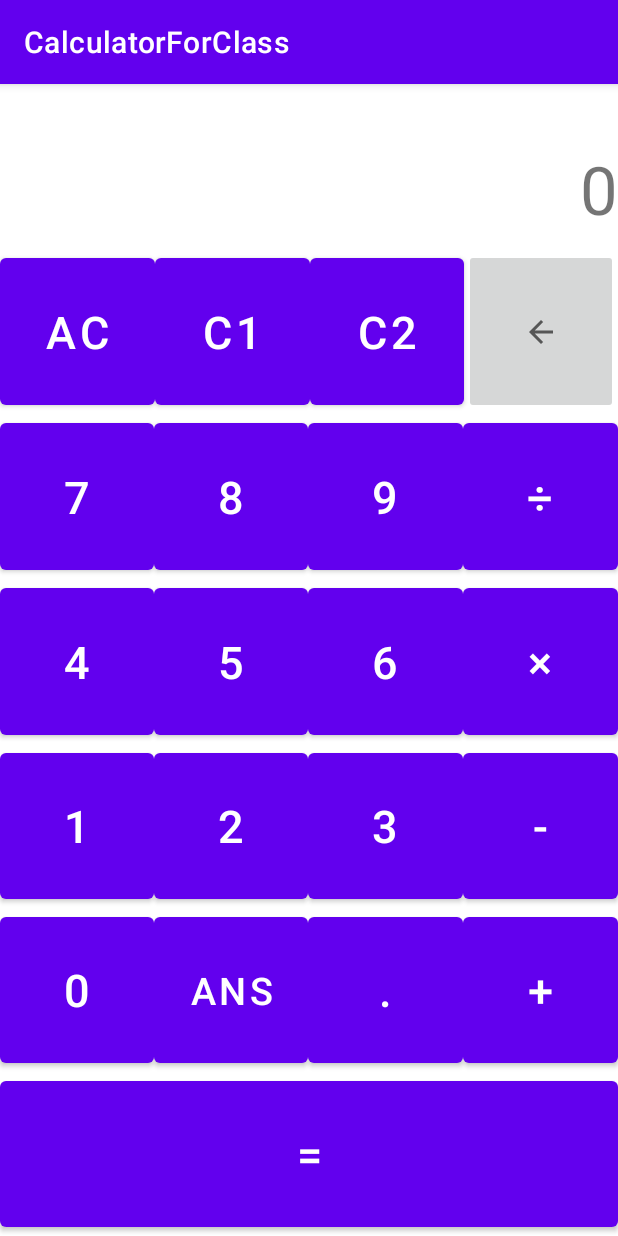
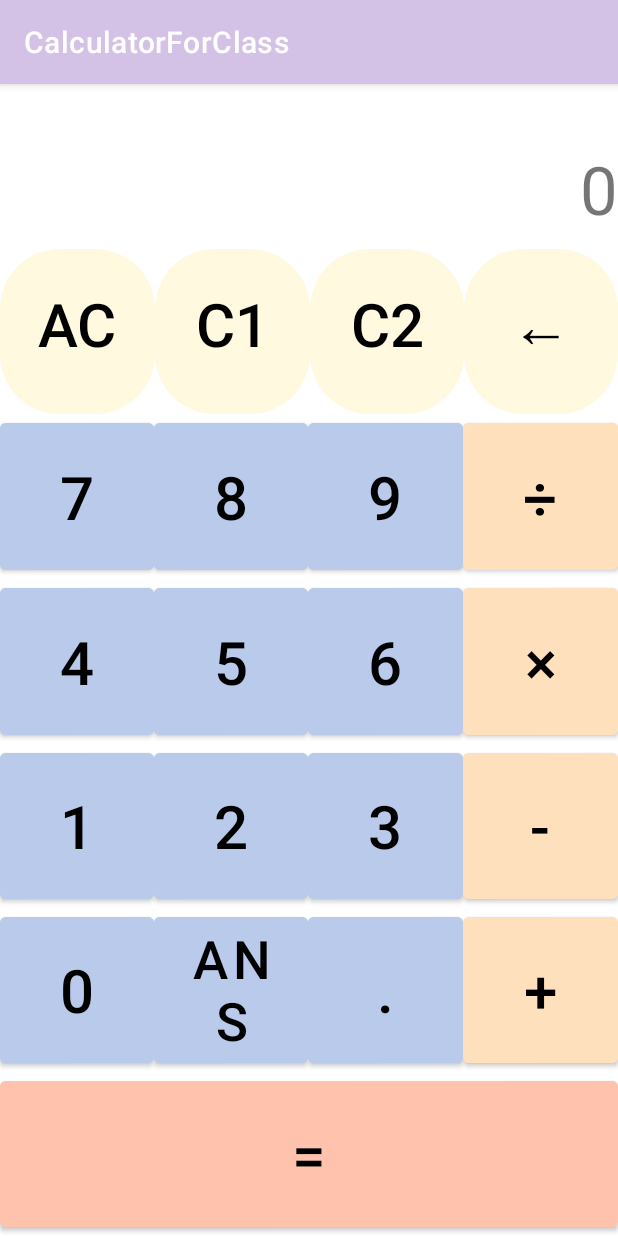
Before and after one commit to OoHhu/Calculator_32, an Android app: the screen it shows after launch (MainActivity), on a phone screen of 412 x 824 dp. Run offline under Robolectric (Android 15) with nearby library versions, the phone set to English and light mode, and no system bars.

Commit message:
add if_dttoAnd0lengt and Button_shape

```diff
--- a/app/src/main/java/com/example/calculatorforclass/MainActivity.java
+++ b/app/src/main/java/com/example/calculatorforclass/MainActivity.java
@@ -105,7 +105,12 @@ public class MainActivity extends AppCompatActivity {
             nowEditReset();
         }
 
+        //nowEditが空の時にドットが押された時
+        if(id==R.id.bt_dtto && nowEdit.length()==0){
+        nowEdit.append(0).append(clickNum);
+        }else{
         nowEdit.append(clickNum);
+        }
         ansText.setText(nowEdit);
     }//end of Number_onClick(View v)
 
--- /dev/null
+++ b/app/src/main/res/drawable/button_shape.xml
@@ -0,0 +1,7 @@
+<?xml version="1.0" encoding="utf-8"?>
+<shape xmlns:android="http://schemas.android.com/apk/res/android">
+    <corners android:radius="40dp"/>
+    <padding android:bottom="10dp"
+        android:right="10dp"
+        android:left="10dp"/>
+</shape>
--- a/app/src/main/res/layout/activity_main.xml
+++ b/app/src/main/res/layout/activity_main.xml
@@ -50,39 +50,61 @@
             android:layout_weight="1"
            android:weightSum="4">
 
-            <Button
+            <androidx.appcompat.widget.AppCompatButton
                 android:id="@+id/ac"
                 android:layout_width="match_parent"
                 android:layout_height="match_parent"
                 android:layout_weight="1"
                 android:text="AC"
-                android:textSize="30sp"
-                android:onClick="AllClear_onClick"/>
-            <Button
+                android:textColor="@color/black"
+                android:backgroundTint="@color/set1_silk"
+                android:autoSizeMaxTextSize="40sp"
+                android:autoSizeMinTextSize="12sp"
+                android:autoSizeTextType="uniform"
+                android:background="@drawable/button_shape"
+                android:onClick="AllClear_onClick"
+                />
+            <androidx.appcompat.widget.AppCompatButton
                 android:id="@+id/bt_cl"
                 android:layout_width="match_parent"
                 android:layout_height="match_parent"
                 android:layout_weight="1"
                 android:text="C1"
-                android:textSize="30dp"
+               android:textColor="@color/black"
+                android:backgroundTint="@color/set1_silk"
+                android:autoSizeMaxTextSize="40sp"
+                android:autoSizeMinTextSize="12sp"
+                android:autoSizeTextType="uniform"
+                android:background="@drawable/button_shape"
                 android:onClick="Clear1_onClick"/>
-            <Button
+            <androidx.appcompat.widget.AppCompatButton
                 android:id="@+id/bt_c2"
                 android:layout_width="match_parent"
                 android:layout_height="match_parent"
                 android:layout_weight="1"
                 android:text="C2"
-                android:textSize="30dp"
+                android:textColor="@color/black"
+                android:backgroundTint="@color/set1_silk"
+                android:autoSizeMaxTextSize="40sp"
+                android:autoSizeMinTextSize="12sp"
+                android:autoSizeTextType="uniform"
+                android:background="@drawable/button_shape"
                 android:onClick="Clear2_onClick"/>
 
-            <ImageButton
+            <androidx.appcompat.widget.AppCompatButton
                 android:id="@+id/bt_del1"
                 android:layout_width="match_parent"
                 android:layout_height="match_parent"
                 android:layout_weight="1"
-                android:onClick="Del1_onClick"
-                android:src="@drawable/ic_del_back_24"
-                android:textSize="50dp" />
+                android:text="←"
+                android:textColor="@color/black"
+                android:backgroundTint="@color/set1_silk"
+                android:autoSizeMaxTextSize="40sp"
+                android:autoSizeMinTextSize="12sp"
+                android:autoSizeTextType="uniform"
+                android:background="@drawable/button_shape"
+                android:onClick="Del1_onClick"/>
+
 
         </LinearLayout>
         <LinearLayout
@@ -98,7 +120,11 @@
                 android:layout_height="match_parent"
                 android:layout_weight="4"
                 android:text="7"
-                android:textSize="30dp"
+                android:textColor="@color/black"
+                android:backgroundTint="@color/set1_Blue"
+                android:autoSizeMaxTextSize="40sp"
+                android:autoSizeMinTextSize="12sp"
+                android:autoSizeTextType="uniform"
                 android:onClick="Number_onClick"/>
             <Button
                 android:id="@+id/bt8"
@@ -106,7 +132,11 @@
                 android:layout_height="match_parent"
                 android:layout_weight="4"
                 android:text="8"
-                android:textSize="30dp"
+                android:textColor="@color/black"
+                android:backgroundTint="@color/set1_Blue"
+                android:autoSizeMaxTextSize="40sp"
+                android:autoSizeMinTextSize="12sp"
+                android:autoSizeTextType="uniform"
                 android:onClick="Number_onClick"/>
             <Button
                 android:id="@+id/bt9"
@@ -114,7 +144,11 @@
                 android:layout_height="match_parent"
                 android:layout_weight="4"
                 android:text="9"
-                android:textSize="30dp"
+                android:textColor="@color/black"
+                android:backgroundTint="@color/set1_Blue"
+                android:autoSizeMaxTextSize="40sp"
+                android:autoSizeMinTextSize="12sp"
+                android:autoSizeTextType="uniform"
                 android:onClick="Number_onClick"/>
 
             <Button
@@ -124,7 +158,11 @@
                 android:layout_weight="4"
                 android:onClick="Symbol_onClick"
                 android:text="÷"
-                android:textSize="30dp" />
+                android:textColor="@color/black"
+                android:backgroundTint="@color/set1_Orange"
+                android:autoSizeMaxTextSize="40sp"
+                android:autoSizeMinTextSize="12sp"
+                android:autoSizeTextType="uniform"/>
 
         </LinearLayout>
         <LinearLayout
@@ -140,7 +178,11 @@
                 android:layout_height="match_parent"
                 android:layout_weight="4"
                 android:text="4"
-                android:textSize="30dp"
+               android:textColor="@color/black"
+                android:backgroundTint="@color/set1_Blue"
+                android:autoSizeMaxTextSize="40sp"
+                android:autoSizeMinTextSize="12sp"
+                android:autoSizeTextType="uniform"
                 android:onClick="Number_onClick"/>
             <Button
                 android:id="@+id/bt5"
@@ -148,7 +190,11 @@
                 android:layout_height="match_parent"
                 android:layout_weight="4"
                 android:text="5"
-                android:textSize="30dp"
+                android:textColor="@color/black"
+                android:backgroundTint="@color/set1_Blue"
+                android:autoSizeMaxTextSize="40sp"
+                android:autoSizeMinTextSize="12sp"
+                android:autoSizeTextType="uniform"
                 android:onClick="Number_onClick"/>
             <Button
                 android:id="@+id/bt6"
@@ -156,7 +202,11 @@
                 android:layout_height="match_parent"
                 android:layout_weight="4"
                 android:text="6"
-                android:textSize="30dp"
+                 android:textColor="@color/black"
+                android:backgroundTint="@color/set1_Blue"
+                android:autoSizeMaxTextSize="40sp"
+                android:autoSizeMinTextSize="12sp"
+                android:autoSizeTextType="uniform"
                 android:onClick="Number_onClick"/>
             <Button
                 android:id="@+id/bt_times"
@@ -164,7 +214,11 @@
                 android:layout_height="match_parent"
                 android:layout_weight="4"
                 android:text="×"
-                android:textSize="30dp"
+                android:textColor="@color/black"
+                android:backgroundTint="@color/set1_Orange"
+                android:autoSizeMaxTextSize="40sp"
+                android:autoSizeMinTextSize="12sp"
+                android:autoSizeTextType="uniform"
                 android:onClick="Symbol_onClick"
                 />
         </LinearLayout>
@@ -181,7 +235,11 @@
                 android:layout_height="match_parent"
                 android:layout_weight="4"
                 android:text="1"
-                android:textSize="30dp"
+                android:textColor="@color/black"
+                android:backgroundTint="@color/set1_Blue"
+                android:autoSizeMaxTextSize="40sp"
+                android:autoSizeMinTextSize="12sp"
+                android:autoSizeTextType="uniform"
                 android:onClick="Number_onClick"/>
             <Button
                 android:id="@+id/bt2"
@@ -189,7 +247,11 @@
                 android:layout_height="match_parent"
                 android:layout_weight="4"
                 android:text="2"
-                android:textSize="30dp"
+               android:textColor="@color/black"
+                android:backgroundTint="@color/set1_Blue"
+                android:autoSizeMaxTextSize="40sp"
+                android:autoSizeMinTextSize="12sp"
+                android:autoSizeTextType="uniform"
                 android:onClick="Number_onClick"/>
             <Button
                 android:id="@+id/bt3"
@@ -197,7 +259,11 @@
                 android:layout_height="match_parent"
                 android:layout_weight="4"
                 android:text="3"
-                android:textSize="30dp"
+                android:textColor="@color/black"
+                android:backgroundTint="@color/set1_Blue"
+                android:autoSizeMaxTextSize="40sp"
+                android:autoSizeMinTextSize="12sp"
+                android:autoSizeTextType="uniform"
                 android:onClick="Number_onClick"/>
             <Button
                 android:id="@+id/bt_minus"
@@ -205,7 +271,11 @@
                 android:layout_height="match_parent"
                 android:layout_weight="4"
                 android:text="-"
-                android:textSize="30dp"
+                android:textColor="@color/black"
+                android:backgroundTint="@color/set1_Orange"
+                android:autoSizeMaxTextSize="40sp"
+                android:autoSizeMinTextSize="12sp"
+                android:autoSizeTextType="uniform"
                 android:onClick="Symbol_onClick"/>
 
         </LinearLayout>
@@ -222,15 +292,24 @@
                 android:layout_height="match_parent"
                 android:layout_weight="1"
                 android:text="0"
-                android:textSize="30sp"
-                android:onClick="Number_onClick"/>
+                android:textColor="@color/black"
+                android:autoSizeMaxTextSize="40sp"
+                android:autoSizeMinTextSize="12sp"
+                android:autoSizeTextType="uniform"
+                android:onClick="Number_onClick"
+                android:backgroundTint="@color/set1_Blue"
+                />
             <Button
                 android:id="@+id/_ans"
                 android:layout_width="wrap_content"
                 android:layout_height="match_parent"
                 android:layout_weight="1"
                 android:text="ans"
-                android:textSize="25sp"
+                android:textColor="@color/black"
+                android:backgroundTint="@color/set1_Blue"
+                android:autoSizeMaxTextSize="40sp"
+                android:autoSizeMinTextSize="12sp"
+                android:autoSizeTextType="uniform"
                 android:onClick="Ans_onClick"/>
             <Button
                 android:id="@+id/bt_dtto"
@@ -238,7 +317,11 @@
                 android:layout_height="match_parent"
                 android:layout_weight="1"
                 android:text="."
-                android:textSize="30sp"
+                android:textColor="@color/black"
+                android:backgroundTint="@color/set1_Blue"
+                android:autoSizeMaxTextSize="40sp"
+                android:autoSizeMinTextSize="12sp"
+                android:autoSizeTextType="uniform"
                 android:onClick="Number_onClick"/>
             <Button
                 android:id="@+id/bt_add"
@@ -246,7 +329,11 @@
                 android:layout_height="match_parent"
                 android:layout_weight="1"
                 android:text="+"
-                android:textSize="30sp"
+                android:textColor="@color/black"
+                android:backgroundTint="@color/set1_Orange"
+                android:autoSizeMaxTextSize="40sp"
+                android:autoSizeMinTextSize="12sp"
+                android:autoSizeTextType="uniform"
                 android:onClick="Symbol_onClick"/>
         </LinearLayout>
         <LinearLayout
@@ -261,7 +348,11 @@
                 android:layout_width="match_parent"
                 android:layout_height="match_parent"
                 android:text="="
-                android:textSize="30dp"
+                android:textColor="@color/black"
+                android:backgroundTint="@color/set1_Red"
+                android:autoSizeMaxTextSize="40sp"
+                android:autoSizeMinTextSize="12sp"
+                android:autoSizeTextType="uniform"
                 android:onClick="equal_onClick"/>
         </LinearLayout>
     </LinearLayout>
--- a/app/src/main/res/values-night/themes.xml
+++ b/app/src/main/res/values-night/themes.xml
@@ -2,8 +2,8 @@
     <!-- Base application theme. -->
     <style name="Theme.CalculatorForClass" parent="Theme.MaterialComponents.DayNight.DarkActionBar">
         <!-- Primary brand color. -->
-        <item name="colorPrimary">@color/purple_200</item>
-        <item name="colorPrimaryVariant">@color/purple_700</item>
+        <item name="colorPrimary">@color/set1_Lavender</item>
+        <item name="colorPrimaryVariant">@color/set1_Blue</item>
         <item name="colorOnPrimary">@color/black</item>
         <!-- Secondary brand color. -->
         <item name="colorSecondary">@color/teal_200</item>
--- a/app/src/main/res/values/colors.xml
+++ b/app/src/main/res/values/colors.xml
@@ -6,5 +6,13 @@
     <color name="teal_200">#FF03DAC5</color>
     <color name="teal_700">#FF018786</color>
     <color name="black">#FF000000</color>
+    <color name="gray">#252525</color>
     <color name="white">#FFFFFFFF</color>
+    <color name="clear">#0000FFFF</color>
+    <color name="set1_Lavender">#D4C1E6</color>
+    <color name="set1_Blue">#B9CAEB</color>
+    <color name="set1_WildBlue">#AFABD4</color>
+    <color name="set1_Red">#FFC3AD</color>
+    <color name="set1_Orange">#FFE0BD</color>
+    <color name="set1_silk">#FFF9E0</color>
 </resources>
--- a/app/src/main/res/values/themes.xml
+++ b/app/src/main/res/values/themes.xml
@@ -2,9 +2,9 @@
     <!-- Base application theme. -->
     <style name="Theme.CalculatorForClass" parent="Theme.MaterialComponents.DayNight.DarkActionBar">
         <!-- Primary brand color. -->
-        <item name="colorPrimary">@color/purple_500</item>
-        <item name="colorPrimaryVariant">@color/purple_700</item>
-        <item name="colorOnPrimary">@color/white</item>
+        <item name="colorPrimary">@color/set1_Lavender</item>
+        <item name="colorPrimaryVariant">@color/set1_Blue</item>
+        <item name="colorOnPrimary">@color/black</item>
         <!-- Secondary brand color. -->
         <item name="colorSecondary">@color/teal_200</item>
         <item name="colorSecondaryVariant">@color/teal_700</item>
@@ -13,4 +13,5 @@
         <item name="android:statusBarColor" tools:targetApi="l">?attr/colorPrimaryVariant</item>
         <!-- Customize your theme here. -->
     </style>
+
 </resources>
```
